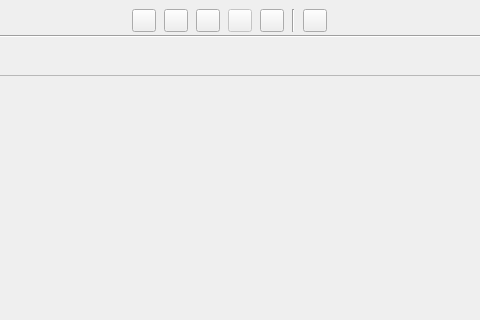
Before: the Qt Designer form ui/characters_view.ui in zkovari/plotlyst, drawn with Qt 5; both pictures show x 222 to 702 and y 0 to 320 of the 910 by 656 pixel window.
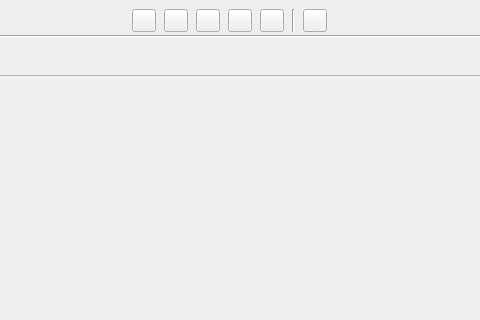
After: the same form once the commit is applied. The open tabs and pages were chosen to show the change. Custom widgets are drawn as their Qt base class.

Patch:
```diff
--- a/ui/characters_view.ui
+++ b/ui/characters_view.ui
@@ -187,7 +187,7 @@
           <item>
            <widget class="QToolButton" name="btnRelationsView">
             <property name="enabled">
-             <bool>false</bool>
+             <bool>true</bool>
             </property>
             <property name="cursor">
              <cursorShape>PointingHandCursor</cursorShape>
```
Left out of the diff: 8 changed lines with no effect on the pictures.
